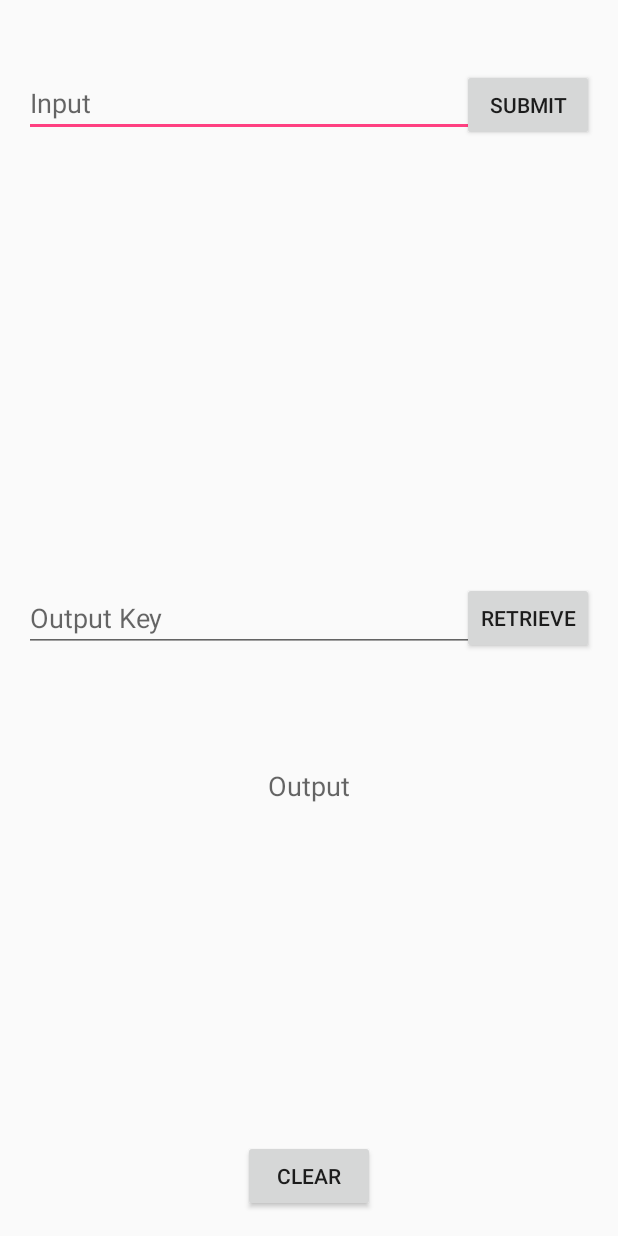
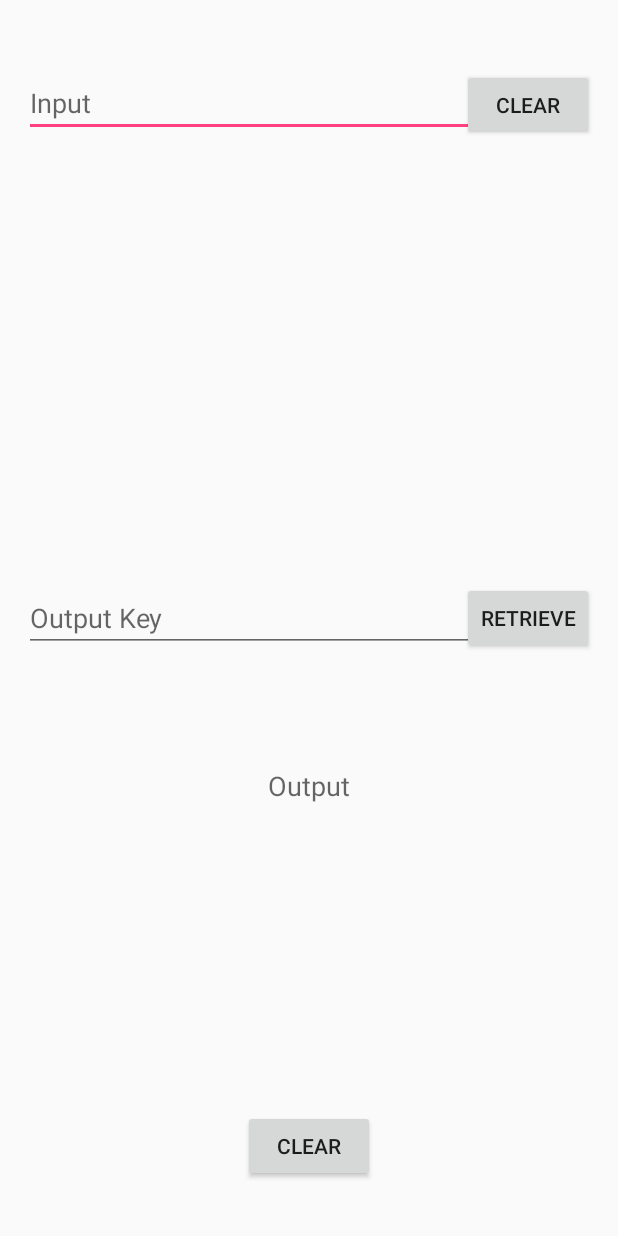
Before and after one commit to V-Kwong/Shared-Preferences-Demo, an Android app: the screen it shows after launch (MainActivity), on a phone screen of 412 x 824 dp. Run offline under Robolectric (Android 15) with nearby library versions, the phone set to English and light mode, and no system bars.

Commit message:
Minor Edits
Pull Attempt

```diff
--- a/app/src/main/res/layout/activity_main.xml
+++ b/app/src/main/res/layout/activity_main.xml
@@ -25,7 +25,7 @@
         android:layout_height="wrap_content"
         android:layout_alignRight="@+id/input"
         android:layout_marginTop="30dp"
-        android:text="Submit"
+        android:text="@string/clear"
         android:onClick="submit"/>
 
     <EditText
@@ -46,17 +46,9 @@
         android:layout_alignRight="@+id/key"
         android:layout_centerVertical="true"
         android:layout_alignParentRight="true"
-        android:text="Retrieve"
+        android:text="@string/retrieve"
         android:onClick="retrieve"/>
 
-    <Button
-        android:layout_width="wrap_content"
-        android:layout_height="wrap_content"
-        android:id="@+id/clearBtn"
-        android:text="Clear"
-        android:onClick="clear"
-        android:layout_alignParentBottom="true"
-        android:layout_centerHorizontal="true" />
 
     <TextView
         android:hint="Output"
@@ -70,4 +62,15 @@
         android:layout_alignParentLeft="true"
         android:layout_alignParentStart="true"
         android:layout_marginTop="75dp" />
+
+    <Button
+        android:layout_width="wrap_content"
+        android:layout_height="wrap_content"
+        android:id="@+id/clearBtn"
+        android:text="@string/clear"
+        android:onClick="clear"
+        android:layout_alignParentBottom="true"
+        android:layout_centerHorizontal="true"
+        android:layout_marginBottom="20dp"/>
+
 </RelativeLayout>
--- a/app/src/main/res/values/strings.xml
+++ b/app/src/main/res/values/strings.xml
@@ -1,3 +1,6 @@
 <resources>
     <string name="app_name">SharedPreferencesArrayTry</string>
+    <string name="submit">Submit</string>
+    <string name="retrieve">Retrieve</string>
+    <string name="clear">Clear</string>
 </resources>
```
